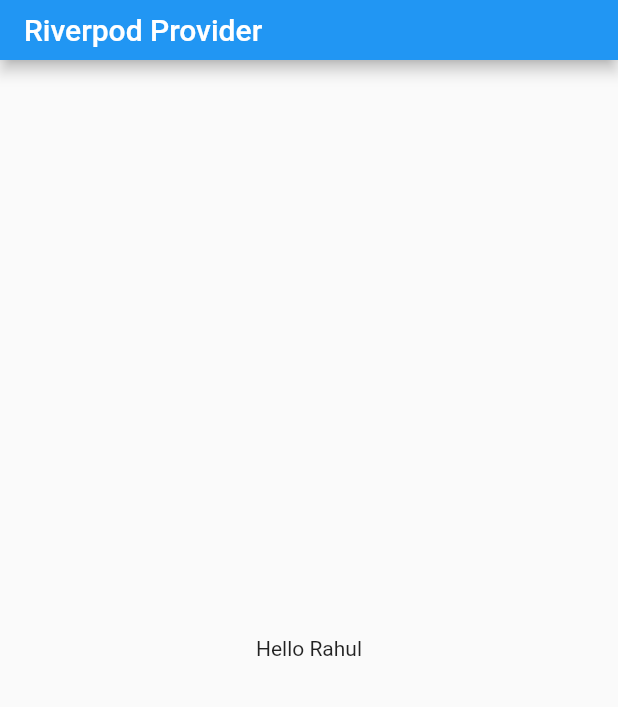
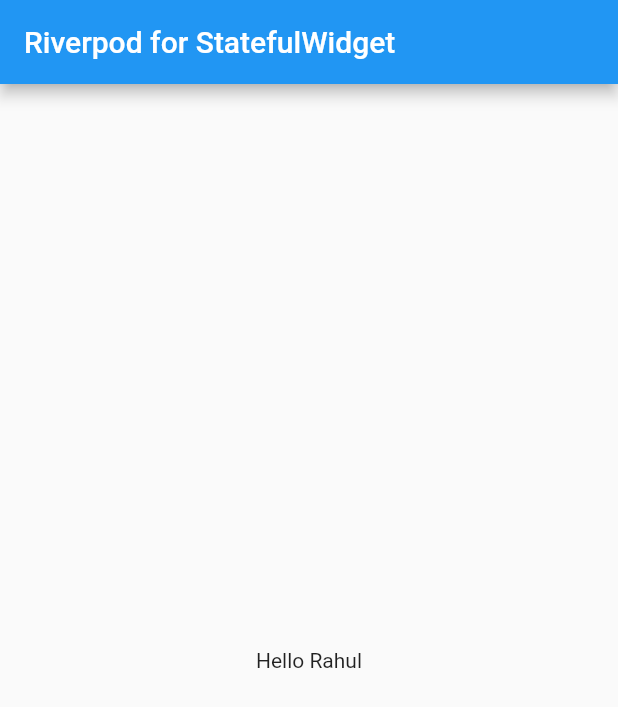
Before and after one commit to Sea-zone/Riverpod_learning, a Flutter app: the screen it shows after launch, on a phone screen of 412 x 824 dp. Shown: the top 707 px of the screen. Run offline on Flutter 3.47's test engine with Material 2 defaults, Android fonts, the phone set to English and light mode, and no system bars; our stand-ins replace flutter_riverpod.

Commit message:
riverpod with statefulwidget

```diff
--- a/lib/main.dart
+++ b/lib/main.dart
@@ -21,26 +21,28 @@ class MyApp extends StatelessWidget {
       theme: ThemeData(
         primarySwatch: Colors.blue,
       ),
-      home: const MyHomePage(),
+      home: const Main(),
     );
   }
 }
 
-class MyHomePage extends StatelessWidget {
-  const MyHomePage({Key? key}) : super(key: key);
+class Main extends ConsumerStatefulWidget {
+  const Main({Key? key}) : super(key: key);
 
   @override
+  _MainState createState() => _MainState();
+}
+
+class _MainState extends ConsumerState<Main> {
+  @override
   Widget build(BuildContext context) {
+    final name = ref.watch(nameProvider);
     return Scaffold(
       appBar: AppBar(
-        title: const Text("Riverpod Provider"),
-        toolbarHeight: 40,
+        title: const Text('Riverpod for StatefulWidget'),
       ),
       body: Center(
-        child: Consumer(builder: (context, ref, child) {
-          final name = ref.watch(nameProvider);
-          return Text(name);
-        }),
+        child: Text(name),
       ),
     );
   }
```
